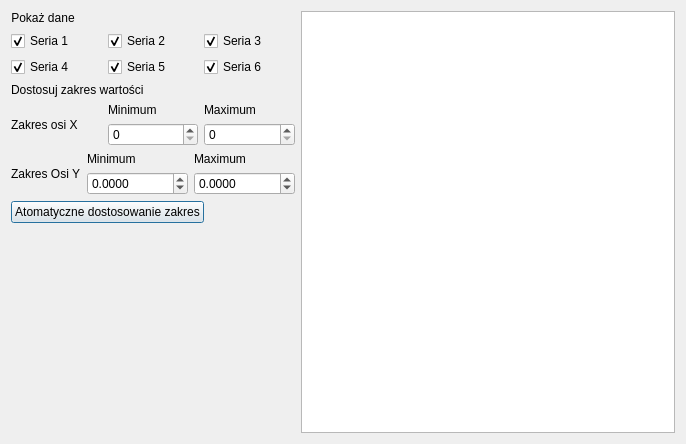
Before: the Qt Designer form chartdialog.ui in JakubDulewicz/CosDataAnalysis, drawn with Qt 5.
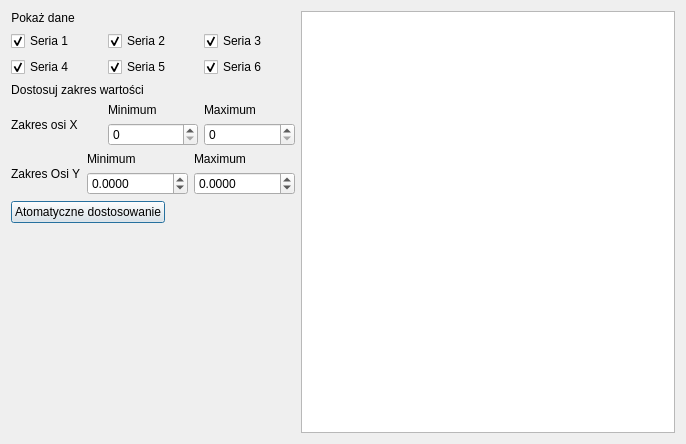
After: the same form once the commit is applied. Custom widgets are drawn as their Qt base class.

What changed in the file:
```diff
--- a/chartdialog.ui
+++ b/chartdialog.ui
@@ -119,6 +119,9 @@
          <property name="text">
           <string>Dostosuj zakres wartości</string>
          </property>
+         <property name="alignment">
+          <set>Qt::AlignCenter</set>
+         </property>
         </widget>
        </item>
        <item>
@@ -238,8 +241,11 @@
            <verstretch>0</verstretch>
           </sizepolicy>
          </property>
+         <property name="layoutDirection">
+          <enum>Qt::LeftToRight</enum>
+         </property>
          <property name="text">
-          <string>Atomatyczne dostosowanie zakres</string>
+          <string>Atomatyczne dostosowanie</string>
          </property>
         </widget>
        </item>
```
Left out of the diff: 6 changed lines with no effect on the pictures.
